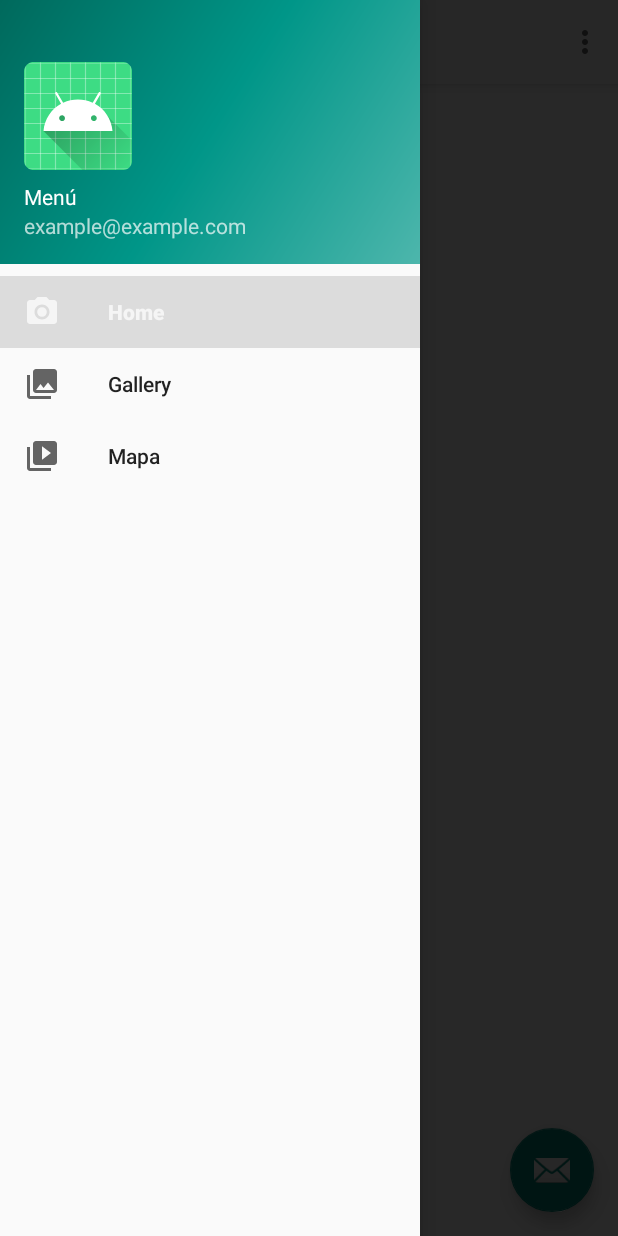
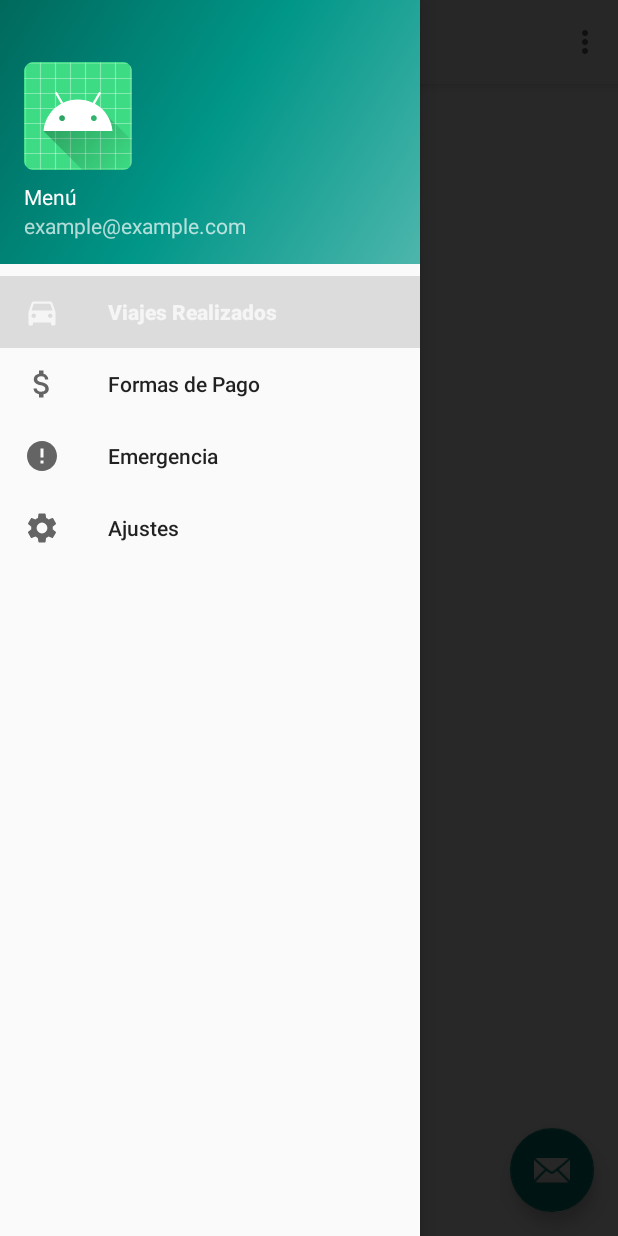
Before and after one commit to BricardoL/KotlinRIDE, an Android app: the ClientActivity screen opened directly, with no data from a screen before it, with the side drawer open, on a phone screen of 412 x 824 dp. Run offline under Robolectric (Android 15) with nearby library versions, the phone set to English and light mode, and no system bars; our stand-ins replace Firebase (no records; nobody signed in at launch, a user with empty details on screens opened directly), Volley, navigation-ui; Roboto replaces fonts that are not available here.

Commit message:
Ajustes de menu

```diff
--- a/TransporteUniversitarioApp/app/src/main/java/com/blazo/transporteuniversitarioapp/MapFragment.kt
+++ b/TransporteUniversitarioApp/app/src/main/java/com/blazo/transporteuniversitarioapp/MapFragment.kt
@@ -102,7 +102,7 @@ class MapFragment : Fragment(), OnMapReadyCallback, GoogleMap.OnMarkerClickListe
         mMap = googleMap
 
         //cambiarEstiloMapa()
-        MarcadoresEstaticos()
+       // MarcadoresEstaticos()
         crearListenres()
         prepararMarcadores()
 
--- /dev/null
+++ b/TransporteUniversitarioApp/app/src/main/res/drawable/ic_car.xml
@@ -0,0 +1,9 @@
+<vector xmlns:android="http://schemas.android.com/apk/res/android"
+        android:width="24dp"
+        android:height="24dp"
+        android:viewportWidth="24.0"
+        android:viewportHeight="24.0">
+    <path
+        android:fillColor="#FF000000"
+        android:pathData="M18.92,6.01C18.72,5.42 18.16,5 17.5,5h-11c-0.66,0 -1.21,0.42 -1.42,1.01L3,12v8c0,0.55 0.45,1 1,1h1c0.55,0 1,-0.45 1,-1v-1h12v1c0,0.55 0.45,1 1,1h1c0.55,0 1,-0.45 1,-1v-8l-2.08,-5.99zM6.5,16c-0.83,0 -1.5,-0.67 -1.5,-1.5S5.67,13 6.5,13s1.5,0.67 1.5,1.5S7.33,16 6.5,16zM17.5,16c-0.83,0 -1.5,-0.67 -1.5,-1.5s0.67,-1.5 1.5,-1.5 1.5,0.67 1.5,1.5 -0.67,1.5 -1.5,1.5zM5,11l1.5,-4.5h11L19,11L5,11z"/>
+</vector>
--- /dev/null
+++ b/TransporteUniversitarioApp/app/src/main/res/drawable/ic_error_black_24dp.xml
@@ -0,0 +1,9 @@
+<vector xmlns:android="http://schemas.android.com/apk/res/android"
+        android:width="24dp"
+        android:height="24dp"
+        android:viewportWidth="24.0"
+        android:viewportHeight="24.0">
+    <path
+        android:fillColor="#FF000000"
+        android:pathData="M12,2C6.48,2 2,6.48 2,12s4.48,10 10,10 10,-4.48 10,-10S17.52,2 12,2zM13,17h-2v-2h2v2zM13,13h-2L11,7h2v6z"/>
+</vector>
--- /dev/null
+++ b/TransporteUniversitarioApp/app/src/main/res/drawable/ic_money.xml
@@ -0,0 +1,9 @@
+<vector xmlns:android="http://schemas.android.com/apk/res/android"
+        android:width="24dp"
+        android:height="24dp"
+        android:viewportWidth="24.0"
+        android:viewportHeight="24.0">
+    <path
+        android:fillColor="#FF000000"
+        android:pathData="M11.8,10.9c-2.27,-0.59 -3,-1.2 -3,-2.15 0,-1.09 1.01,-1.85 2.7,-1.85 1.78,0 2.44,0.85 2.5,2.1h2.21c-0.07,-1.72 -1.12,-3.3 -3.21,-3.81V3h-3v2.16c-1.94,0.42 -3.5,1.68 -3.5,3.61 0,2.31 1.91,3.46 4.7,4.13 2.5,0.6 3,1.48 3,2.41 0,0.69 -0.49,1.79 -2.7,1.79 -2.06,0 -2.87,-0.92 -2.98,-2.1h-2.2c0.12,2.19 1.76,3.42 3.68,3.83V21h3v-2.15c1.95,-0.37 3.5,-1.5 3.5,-3.55 0,-2.84 -2.43,-3.81 -4.7,-4.4z"/>
+</vector>
--- /dev/null
+++ b/TransporteUniversitarioApp/app/src/main/res/drawable/ic_settings_black_24dp.xml
@@ -0,0 +1,9 @@
+<vector xmlns:android="http://schemas.android.com/apk/res/android"
+        android:width="24dp"
+        android:height="24dp"
+        android:viewportWidth="24"
+        android:viewportHeight="24">
+    <path
+        android:fillColor="#FF000000"
+        android:pathData="M19.1,12.9a2.8,2.8 0,0 0,0.1 -0.9,2.8 2.8,0 0,0 -0.1,-0.9l2.1,-1.6a0.7,0.7 0,0 0,0.1 -0.6L19.4,5.5a0.7,0.7 0,0 0,-0.6 -0.2l-2.4,1a6.5,6.5 0,0 0,-1.6 -0.9l-0.4,-2.6a0.5,0.5 0,0 0,-0.5 -0.4H10.1a0.5,0.5 0,0 0,-0.5 0.4L9.3,5.4a5.6,5.6 0,0 0,-1.7 0.9l-2.4,-1a0.4,0.4 0,0 0,-0.5 0.2l-2,3.4c-0.1,0.2 0,0.4 0.2,0.6l2,1.6a2.8,2.8 0,0 0,-0.1 0.9,2.8 2.8,0 0,0 0.1,0.9L2.8,14.5a0.7,0.7 0,0 0,-0.1 0.6l1.9,3.4a0.7,0.7 0,0 0,0.6 0.2l2.4,-1a6.5,6.5 0,0 0,1.6 0.9l0.4,2.6a0.5,0.5 0,0 0,0.5 0.4h3.8a0.5,0.5 0,0 0,0.5 -0.4l0.3,-2.6a5.6,5.6 0,0 0,1.7 -0.9l2.4,1a0.4,0.4 0,0 0,0.5 -0.2l2,-3.4c0.1,-0.2 0,-0.4 -0.2,-0.6ZM12,15.6A3.6,3.6 0,1 1,15.6 12,3.6 3.6,0 0,1 12,15.6Z"/>
+</vector>
--- a/TransporteUniversitarioApp/app/src/main/res/menu/activity_main_drawer.xml
+++ b/TransporteUniversitarioApp/app/src/main/res/menu/activity_main_drawer.xml
@@ -6,15 +6,19 @@
     <group android:checkableBehavior="single">
         <item
             android:id="@+id/nav_home"
-            android:icon="@drawable/ic_menu_camera"
-            android:title="@string/menu_home" />
+            android:icon="@drawable/ic_car"
+            android:title="Viajes Realizados" />
         <item
             android:id="@+id/nav_gallery"
-            android:icon="@drawable/ic_menu_gallery"
-            android:title="@string/menu_gallery" />
+            android:icon="@drawable/ic_money"
+            android:title="Formas de Pago" />
         <item
             android:id="@+id/nav_map"
-            android:icon="@drawable/ic_menu_slideshow"
-            android:title="Mapa" />
+            android:icon="@drawable/ic_error_black_24dp"
+            android:title="Emergencia" />
+        <item
+            android:id="@+id/map"
+            android:icon="@drawable/ic_settings_black_24dp"
+            android:title="Ajustes" />
     </group>
 </menu>
--- a/TransporteUniversitarioApp/app/src/main/res/navigation/mobile_navigation.xml
+++ b/TransporteUniversitarioApp/app/src/main/res/navigation/mobile_navigation.xml
@@ -20,6 +20,12 @@
         <action
             android:id="@+id/action_nav_home_to_nav_map"
             app:destination="@id/nav_map" />
+        <action
+            android:id="@+id/action_nav_home_to_nav_gallery"
+            app:destination="@id/nav_gallery" />
+        <action
+            android:id="@+id/action_nav_home_to_nav_slideshow"
+            app:destination="@id/nav_slideshow" />
     </fragment>
 <!--    <fragment-->
 <!--        android:id="@+id/nav_home_second"-->
```
